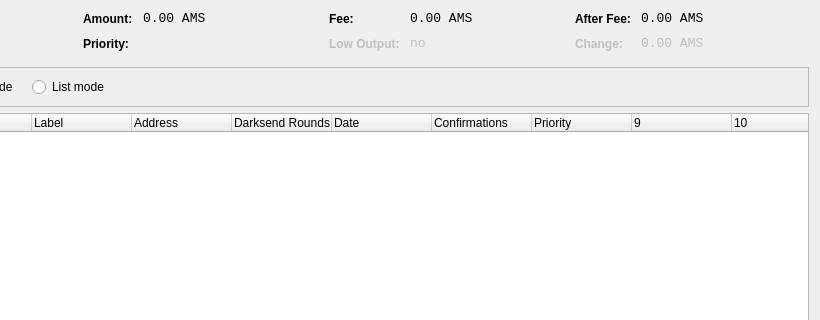
Qt form src/qt/forms/coincontroldialog.ui (ALLMINER/XDE2) before a commit; both pictures show x 180 to 1000 and y 0 to 320 of the 1000 by 500 pixel window.
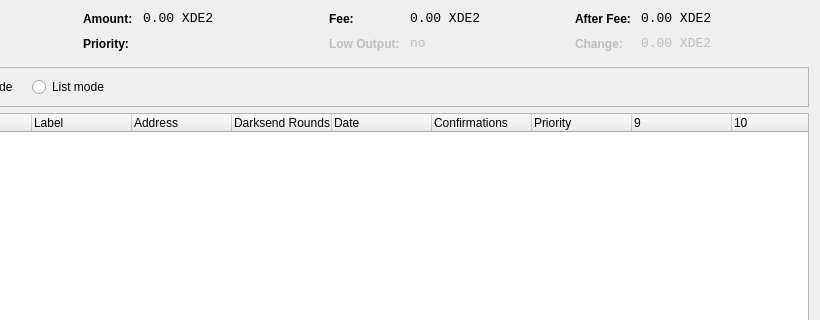
The same form after that commit. Custom widgets are drawn as their Qt base class.

The edit to the form file:
```diff
--- a/src/qt/forms/coincontroldialog.ui
+++ b/src/qt/forms/coincontroldialog.ui
@@ -141,7 +141,7 @@
           <enum>Qt::ActionsContextMenu</enum>
          </property>
          <property name="text">
-          <string notr="true">0.00 AMS</string>
+          <string notr="true">0.00 XDE2</string>
          </property>
          <property name="textInteractionFlags">
           <set>Qt::LinksAccessibleByMouse|Qt::TextSelectableByKeyboard|Qt::TextSelectableByMouse</set>
@@ -221,7 +221,7 @@
           <enum>Qt::ActionsContextMenu</enum>
          </property>
          <property name="text">
-          <string notr="true">0.00 AMS</string>
+          <string notr="true">0.00 XDE2</string>
          </property>
          <property name="textInteractionFlags">
           <set>Qt::LinksAccessibleByMouse|Qt::TextSelectableByKeyboard|Qt::TextSelectableByMouse</set>
@@ -307,7 +307,7 @@
           <enum>Qt::ActionsContextMenu</enum>
          </property>
          <property name="text">
-          <string notr="true">0.00 AMS</string>
+          <string notr="true">0.00 XDE2</string>
          </property>
          <property name="textInteractionFlags">
           <set>Qt::LinksAccessibleByMouse|Qt::TextSelectableByKeyboard|Qt::TextSelectableByMouse</set>
@@ -345,7 +345,7 @@
           <enum>Qt::ActionsContextMenu</enum>
          </property>
          <property name="text">
-          <string notr="true">0.00 AMS</string>
+          <string notr="true">0.00 XDE2</string>
          </property>
          <property name="textInteractionFlags">
           <set>Qt::LinksAccessibleByMouse|Qt::TextSelectableByKeyboard|Qt::TextSelectableByMouse</set>
```
